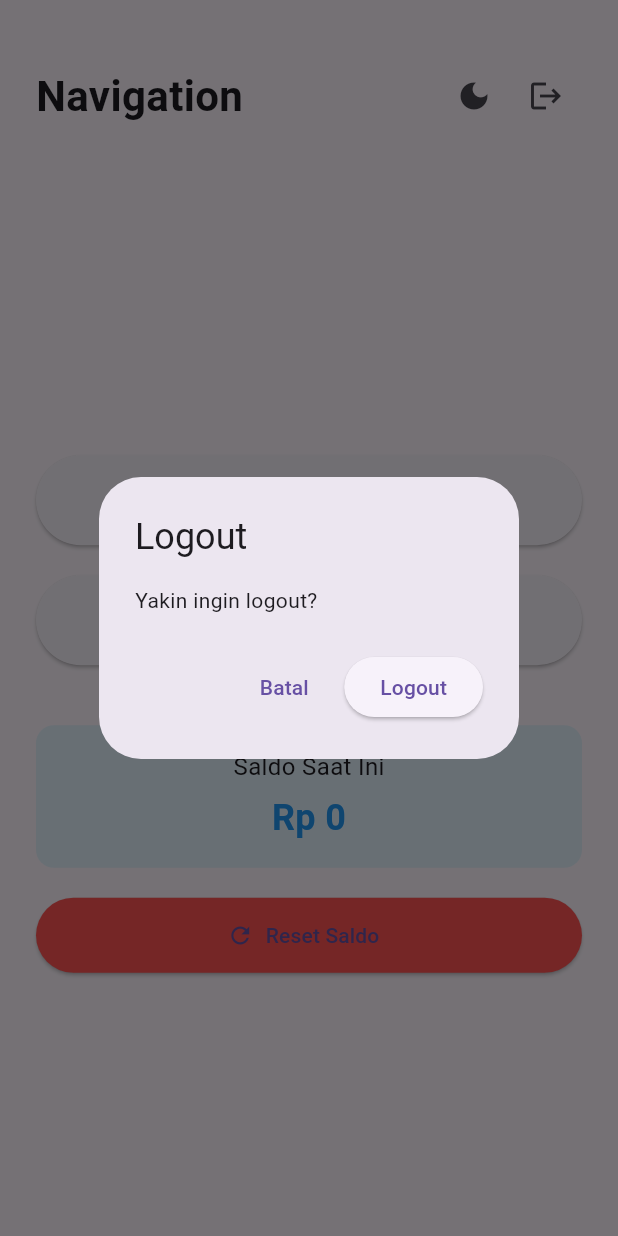
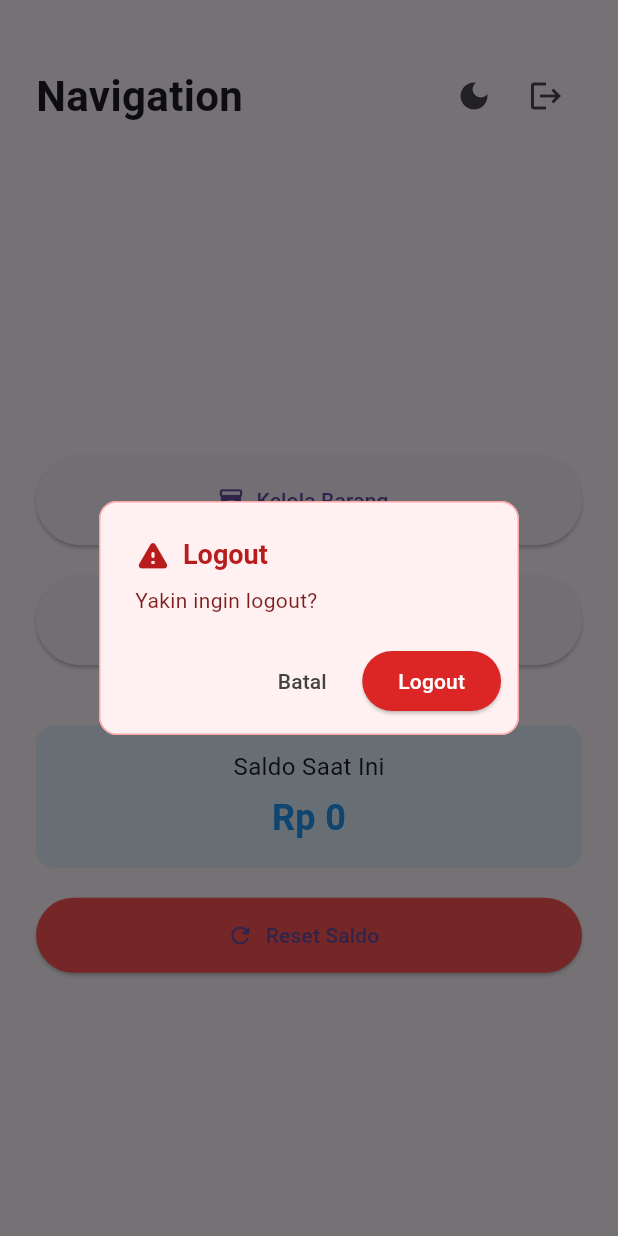
Before and after one commit to NathanzZ-Ginting/management_rack, a Flutter app: the MenuScreen screen opened directly, after a tap on the "logout" icon, on a phone screen of 412 x 824 dp. Run offline on Flutter 3.47's test engine with Material 3 defaults, Android fonts, the phone set to English and light mode, and no system bars; our stand-ins replace cloud_firestore, firebase_core, image_picker, pdf, printing, shared_preferences; accounts and stored records are empty; statements that could not run were skipped.

```diff
--- a/lib/screens/menu_screen.dart
+++ b/lib/screens/menu_screen.dart
@@ -14,14 +14,61 @@ class MenuScreen extends StatelessWidget {
     showDialog(
       context: context,
       builder: (_) => AlertDialog(
-        title: const Text('Logout'),
-        content: const Text('Yakin ingin logout?'),
+        backgroundColor: Theme.of(context).brightness == Brightness.dark
+            ? const Color(0xFF1F2937) // dark:bg-gray-800
+            : const Color(0xFFFFF1F1), // bg-red-50
+        titlePadding: const EdgeInsets.fromLTRB(24, 24, 24, 0),
+        contentPadding: const EdgeInsets.symmetric(horizontal: 24, vertical: 8),
+        actionsPadding: const EdgeInsets.symmetric(horizontal: 12, vertical: 12),
+        shape: RoundedRectangleBorder(
+          borderRadius: BorderRadius.circular(12),
+          side: BorderSide(
+            color: Theme.of(context).brightness == Brightness.dark
+                ? const Color(0xFF991B1B) // dark:border-red-800
+                : const Color(0xFFFCA5A5), // border-red-300
+          ),
+        ),
+        title: Row(
+          children: [
+            const Icon(Icons.warning_rounded, color: Color(0xFFB91C1C), size: 24), // text-red-800
+            const SizedBox(width: 8),
+            Text(
+              'Logout',
+              style: TextStyle(
+                fontWeight: FontWeight.bold,
+                fontSize: 18,
+                color: Theme.of(context).brightness == Brightness.dark
+                    ? const Color(0xFFF87171) // dark:text-red-400
+                    : const Color(0xFFB91C1C), // text-red-800
+              ),
+            ),
+          ],
+        ),
+        content: Text(
+          'Yakin ingin logout?',
+          style: TextStyle(
+            color: Theme.of(context).brightness == Brightness.dark
+                ? const Color(0xFFFCA5A5)
+                : const Color(0xFF7F1D1D),
+          ),
+        ),
         actions: [
           TextButton(
             onPressed: () => Navigator.pop(context),
-            child: const Text('Batal'),
+            child: Text(
+              'Batal',
+              style: TextStyle(
+                color: Theme.of(context).brightness == Brightness.dark
+                    ? Colors.grey[300]
+                    : Colors.grey[800],
+              ),
+            ),
           ),
           ElevatedButton(
+            style: ElevatedButton.styleFrom(
+              backgroundColor: const Color(0xFFDC2626), // bg-red-600
+              foregroundColor: Colors.white,
+            ),
             onPressed: () {
               Provider.of<AuthProvider>(context, listen: false).logout();
               Navigator.pushAndRemoveUntil(
@@ -49,7 +96,6 @@ class MenuScreen extends StatelessWidget {
         child: Column(
           children: [
             const SizedBox(height: 40),
-
             Padding(
               padding: const EdgeInsets.symmetric(horizontal: 24.0),
               child: Row(
@@ -81,9 +127,7 @@ class MenuScreen extends StatelessWidget {
                 ],
               ),
             ),
-
             const SizedBox(height: 40),
-
             Expanded(
               child: Padding(
                 padding: const EdgeInsets.symmetric(horizontal: 24.0),
@@ -119,8 +163,6 @@ class MenuScreen extends StatelessWidget {
                       label: const Text('Riwayat Transaksi'),
                     ),
                     const SizedBox(height: 40),
-
-                    // Saldo
                     Container(
                       width: double.infinity,
                       padding: const EdgeInsets.all(16),
@@ -146,10 +188,7 @@ class MenuScreen extends StatelessWidget {
                         ],
                       ),
                     ),
-
                     const SizedBox(height: 20),
-
-                    // Tombol Reset Saldo
                     ElevatedButton.icon(
                       style: ElevatedButton.styleFrom(
                         minimumSize: const Size(double.infinity, 50),
```
